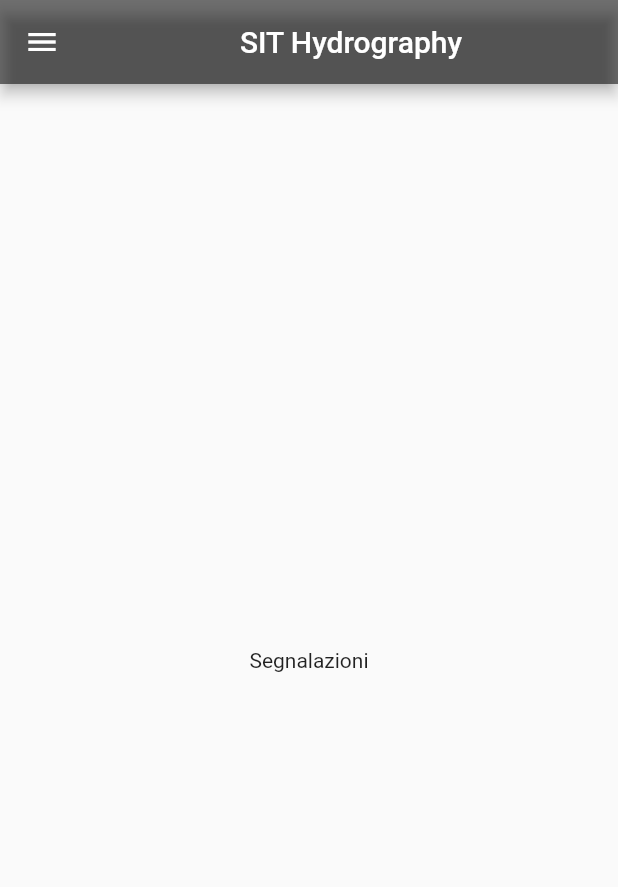
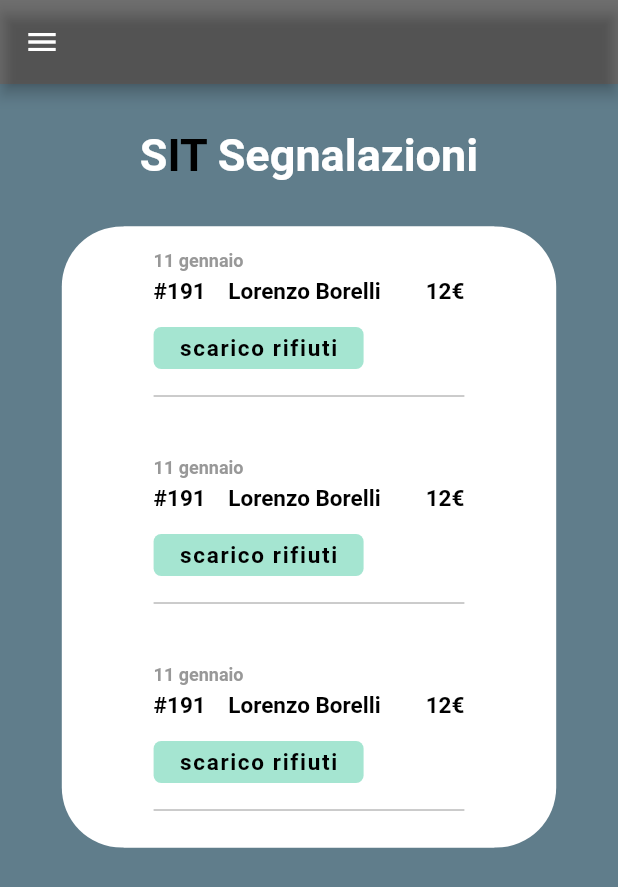
Before and after one commit to lorenzoborelli11/SIT_admin, a Flutter app: the Segnalazioni screen opened directly, on a phone screen of 412 x 824 dp. Shown: the top 887 px of the screen. Run offline on Flutter 3.47's test engine with Material 2 defaults, Android fonts, the phone set to English and light mode, and no system bars; drawn by our look-alikes of flutter_advanced_drawer; our stand-ins replace flutter_custom_clippers, flutter_map, google_fonts, latlong; missing offline and left inert: map_controller; Roboto replaces fonts that are missing (Montserrat).

Commit message:
added segnalazioni page

```diff
--- a/lib/routes/homepage.dart
+++ b/lib/routes/homepage.dart
@@ -65,7 +65,7 @@ class _HomepageState extends State<Homepage> {
             gradient: LinearGradient(
                 begin: Alignment.centerLeft,
                 end: Alignment.centerRight,
-                colors: [Colors.lightBlue, Colors.blue.shade800])),
+                colors: [Colors.blueGrey, Colors.blueGrey.shade800])),
         child: Text(
           'Login',
           style: TextStyle(fontSize: 20, color: Colors.white),
@@ -123,7 +123,7 @@ class _HomepageState extends State<Homepage> {
           Text(
             'Contact our office',
             style: TextStyle(
-                color: Colors.blueAccent,
+                color: Colors.blueGrey,
                 fontSize: 13,
                 fontWeight: FontWeight.w600),
           ),
@@ -205,7 +205,7 @@ class _HomepageState extends State<Homepage> {
                     clipper: WaveClipperTwo(flip: true, reverse: true),
                     child: Container(
                       height: height * 0.23,
-                      color: Colors.blueAccent,
+                      color: Colors.blueGrey,
                     ),
                   ),
                 ],
--- a/lib/routes/map.dart
+++ b/lib/routes/map.dart
@@ -48,14 +48,6 @@ class _MapsState extends State<Maps> {
       animationCurve: Curves.easeInOut,
       animationDuration: const Duration(milliseconds: 300),
       childDecoration: const BoxDecoration(
-        // NOTICE: Uncomment if you want to add shadow behind the page.
-        // Keep in mind that it may cause animation jerks.
-        // boxShadow: <BoxShadow>[
-        //   BoxShadow(
-        //     color: Colors.black12,
-        //     blurRadius: 0.0,
-        //   ),
-        // ],
         borderRadius: const BorderRadius.all(Radius.circular(16)),
       ),
       child: Scaffold(
@@ -177,13 +169,13 @@ class _MapsState extends State<Maps> {
           },
           label: const Text(
             'Segnala',
-            style: TextStyle(color: Colors.black),
+            style: TextStyle(color: Colors.white),
           ),
           icon: const Icon(
             Icons.add_circle_rounded,
-            color: Colors.black,
+            color: Colors.white,
           ),
-          backgroundColor: Colors.redAccent,
+          backgroundColor: Colors.blueGrey,
         ),
       ),
       drawer: MyDrawer(),
--- a/lib/routes/segnalazioni.dart
+++ b/lib/routes/segnalazioni.dart
@@ -1,5 +1,6 @@
 import 'package:flutter/material.dart';
 import 'package:flutter_advanced_drawer/flutter_advanced_drawer.dart';
+import 'package:google_fonts/google_fonts.dart';
 import 'package:sit_lb_2021/routes/drawer.dart';
 
 class Segnalazioni extends StatefulWidget {
@@ -10,32 +11,46 @@ class Segnalazioni extends StatefulWidget {
 class _SegnalazioniState extends State<Segnalazioni> {
   final _advancedDrawerController = AdvancedDrawerController();
 
+  Widget _title() {
+    return RichText(
+      textAlign: TextAlign.center,
+      text: TextSpan(
+          text: 'S',
+          style: GoogleFonts.portLligatSans(
+            textStyle: Theme.of(context).textTheme.display1,
+            fontSize: 30,
+            fontWeight: FontWeight.w700,
+            color: Colors.white,
+          ),
+          children: [
+            TextSpan(
+              text: 'IT',
+              style: TextStyle(color: Colors.black, fontSize: 30),
+            ),
+            TextSpan(
+              text: ' Segnalazioni ',
+              style: TextStyle(color: Colors.white, fontSize: 30),
+            ),
+          ]),
+    );
+  }
+
   @override
   Widget build(BuildContext context) {
+    final height = MediaQuery.of(context).size.height;
+    final width = MediaQuery.of(context).size.width;
+
     return AdvancedDrawer(
       backdropColor: Colors.blueGrey,
       controller: _advancedDrawerController,
       animationCurve: Curves.easeInOut,
       animationDuration: const Duration(milliseconds: 300),
       childDecoration: const BoxDecoration(
-        // NOTICE: Uncomment if you want to add shadow behind the page.
-        // Keep in mind that it may cause animation jerks.
-        // boxShadow: <BoxShadow>[
-        //   BoxShadow(
-        //     color: Colors.black12,
-        //     blurRadius: 0.0,
-        //   ),
-        // ],
         borderRadius: const BorderRadius.all(Radius.circular(16)),
       ),
       child: Scaffold(
         appBar: AppBar(
           backgroundColor: Colors.black54,
-          title: Center(
-              child: const Text(
-            'SIT Hydrography',
-            style: TextStyle(color: Colors.white),
-          )),
           leading: IconButton(
             onPressed: _handleMenuButtonPressed,
             icon: ValueListenableBuilder<AdvancedDrawerValue>(
@@ -49,7 +64,37 @@ class _SegnalazioniState extends State<Segnalazioni> {
           ),
         ),
         body: Container(
-          child: Center(child: Text("Segnalazioni")),
+            color: Colors.blueGrey,
+
+
+          child: Column(
+            children: [
+              Container(padding: EdgeInsets.all(30),
+                child: _title(),
+              ),
+              Container(
+                margin: EdgeInsets.only(left: width * 0.1, right: width * 0.1),
+                padding: EdgeInsets.only(left: width * 0.1, right: width * 0.1),
+                decoration: BoxDecoration(
+
+                    color: Colors.white,
+                    borderRadius: BorderRadius.all(Radius.circular(40)),
+                ),
+                child: SingleChildScrollView(
+                  child: Column(
+                    children: [
+                      Order("11 gennaio","191", "Lorenzo", "Borelli", "12", "scarico rifiuti"),
+                      Order("11 gennaio","191", "Lorenzo", "Borelli", "12", "scarico rifiuti"),
+                      Order("11 gennaio","191", "Lorenzo", "Borelli", "12", "scarico rifiuti"),
+
+                    ],
+                  ),
+                ),
+              ),
+
+            ],
+          )
+
         ),
       ),
       drawer: MyDrawer(),
@@ -63,7 +108,7 @@ class _SegnalazioniState extends State<Segnalazioni> {
   }
 
   Widget Order(dynamic date, dynamic numberorder, dynamic name, dynamic surname,
-      dynamic price, dynamic status, Function OnPressed) {
+      dynamic price, dynamic status) {
     return GestureDetector(
       child: SingleChildScrollView(
         child: Column(
@@ -177,7 +222,7 @@ class _SegnalazioniState extends State<Segnalazioni> {
           ],
         ),
       ),
-      onTap: OnPressed,
+      onTap:() {},
     );
   }
 }
--- a/pubspec.yaml
+++ b/pubspec.yaml
@@ -15,7 +15,7 @@ publish_to: 'none' # Remove this line if you wish to publish to pub.dev
 # In iOS, build-name is used as CFBundleShortVersionString while build-number used as CFBundleVersion.
 # Read more about iOS versioning at
 # https://developer.apple.com/library/archive/documentation/General/Reference/InfoPlistKeyReference/Articles/CoreFoundationKeys.html
-version: 1.0.0+1
+version: 2.2.0
 
 environment:
   sdk: ">=2.7.0 <3.0.0"
@@ -28,6 +28,7 @@ dependencies:
   flutter_advanced_drawer: any
   latlng: any
   map: any
+  path_provider: ^2.0.2
   google_fonts: any
   flutter_map: any
   meet_network_image: any
```
Also changed, not shown: pubspec.lock, 2 other files.
